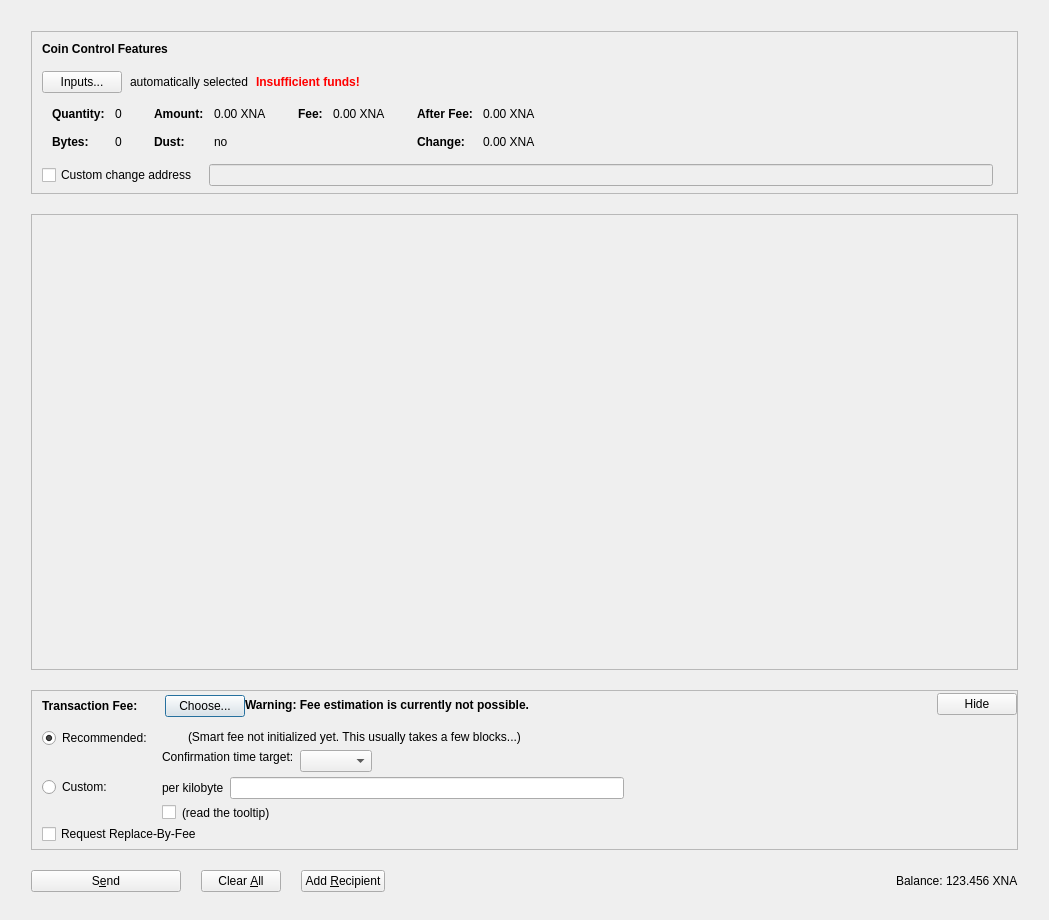
First picture: the form in src/qt/forms/sendcoinsdialog.ui, repository NeuraiProject/Neurai, before the edit.
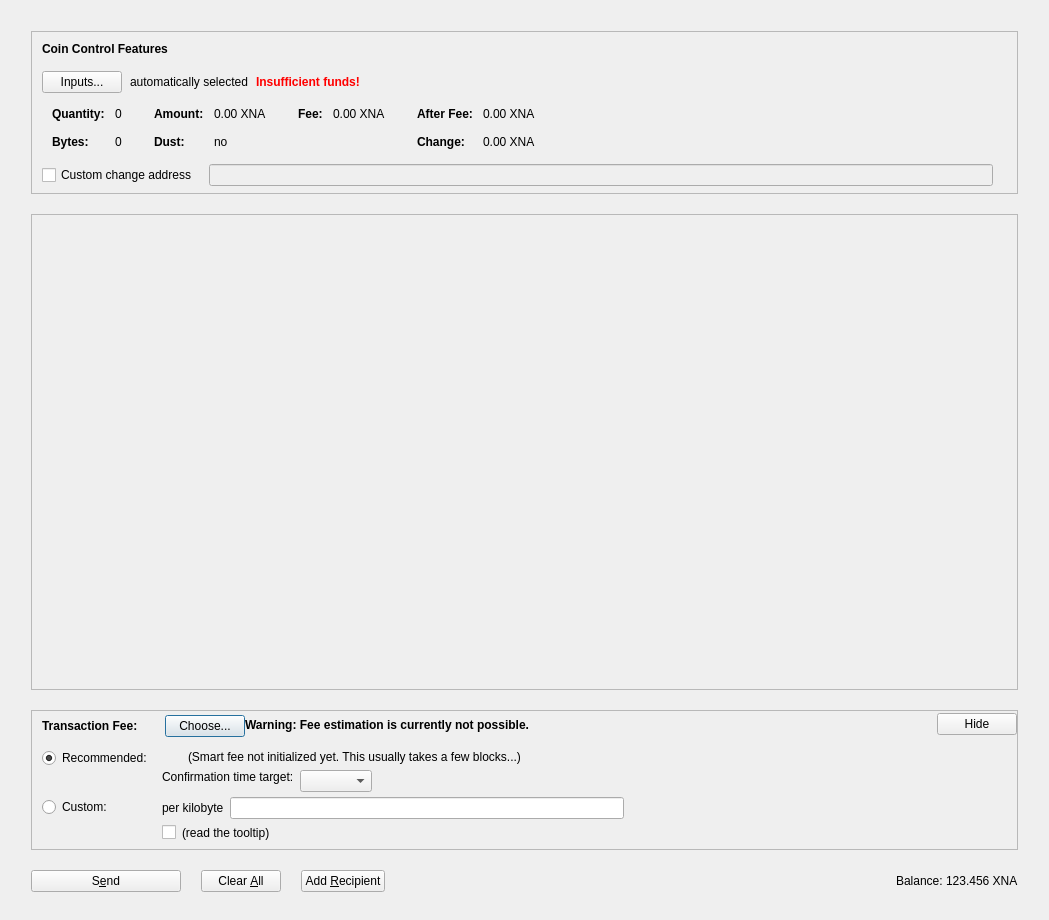
Second picture: the form after the edit. Icons and pictures are not drawn. Custom widgets are drawn as their Qt base class.

What changed in the file:
```diff
--- a/src/qt/forms/sendcoinsdialog.ui
+++ b/src/qt/forms/sendcoinsdialog.ui
@@ -1125,16 +1125,6 @@
                </item>
               </layout>
              </item>
-             <item>
-              <widget class="QCheckBox" name="optInRBF">
-               <property name="toolTip">
-                <string>Indicates that the sender may wish to replace this transaction with a new one paying higher fees (prior to being confirmed).</string>
-               </property>
-               <property name="text">
-                <string>Request Replace-By-Fee</string>
-               </property>
-              </widget>
-             </item>
             </layout>
            </widget>
           </item>
```
